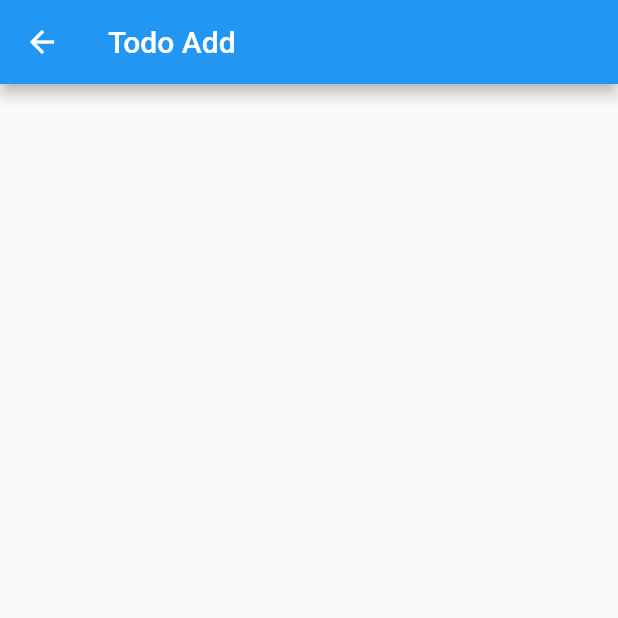
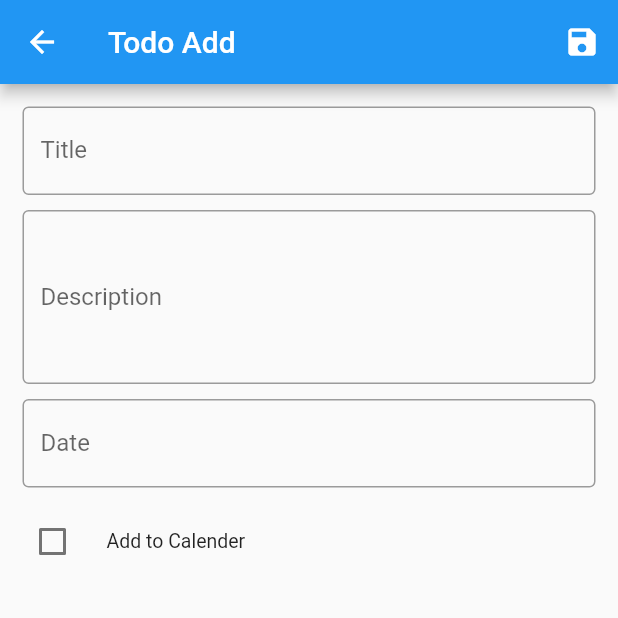
Before and after one commit to wausin/todo.vimigo, a Flutter app: the TodoAdd screen opened directly, on a phone screen of 412 x 824 dp, the top half of it. Run offline on Flutter 3.47's test engine with Material 2 defaults, Android fonts, the phone set to English and light mode, and no system bars; drawn by our look-alikes of flutter_form_builder; our stand-ins replace form_builder_validators, hive, hive_flutter; accounts and stored records are empty.

Commit message:
Add form on add todo list using flutter form builder package. submit form and pop back to main screen to se latest list

```diff
--- a/lib/src/view/todo/widget/todo_add.dart
+++ b/lib/src/view/todo/widget/todo_add.dart
@@ -1,17 +1,105 @@
 import 'package:flutter/material.dart';
+import 'package:flutter_form_builder/flutter_form_builder.dart';
+import 'package:form_builder_validators/form_builder_validators.dart';
+import 'package:todo_vimigo/src/controller/todo_controller.dart';
+import 'package:todo_vimigo/src/model/todo_model.dart';
 
-class TodoAdd extends StatelessWidget {
+class TodoAdd extends StatefulWidget {
   const TodoAdd({Key? key}) : super(key: key);
+
+  @override
+  State<TodoAdd> createState() => _TodoAddState();
+}
+
+class _TodoAddState extends State<TodoAdd> {
+  final _formKey = GlobalKey<FormBuilderState>();
 
   @override
   Widget build(BuildContext context) {
     return Scaffold(
       appBar: AppBar(
         title: const Text('Todo Add'),
+        actions: [
+          IconButton(
+            onPressed: () async {
+              _formKey.currentState?.save();
+              // print(_formKey.currentState?.value['title']);
+              var formData = _formKey.currentState?.value;
+              if (_formKey.currentState!.validate()) {
+                await TodoController()
+                    .addTodo(
+                      TodoModel(
+                          title: formData!['title'],
+                          description: formData['description'] ?? '',
+                          date: formData['date'] ?? ''),
+                    )
+                    .then(
+                      (value) => Navigator.pop(context),
+                    );
+              }
+            },
+            icon: Icon(Icons.save),
+          ),
+        ],
       ),
       body: SafeArea(
-        child: Container(),
+        child: Padding(
+          padding: const EdgeInsets.all(15.0),
+          child: FormBuilder(
+            autovalidateMode: AutovalidateMode.always,
+            key: _formKey,
+            child: Column(
+              children: [
+                FormBuilderTextField(
+                  name: 'title',
+                  decoration: InputDecoration(
+                    border: const OutlineInputBorder(),
+                    labelText: 'Title',
+                    // errorText: 'lol',
+                  ),
+                  validator: FormBuilderValidators.compose([
+                    FormBuilderValidators.required(context,
+                        errorText: 'required'),
+                    // FormBuilderValidators.maxLength(context, 3,
+                    //     errorText: 'not more than 3 letters'),
+                  ]),
+                  // autovalidateMode: AutovalidateMode.always,
+                  // maxLines: 4,
+                ),
+                _spacer10(),
+                FormBuilderTextField(
+                  name: 'description',
+                  decoration: InputDecoration(
+                    labelText: 'Description',
+                    border: const OutlineInputBorder(),
+                  ),
+                  maxLines: 4,
+                ),
+                _spacer10(),
+                FormBuilderDateTimePicker(
+                  name: 'datepicker',
+                  firstDate: DateTime.now(),
+                  lastDate: DateTime(2032),
+                  decoration: InputDecoration(
+                    labelText: 'Date',
+                    border: const OutlineInputBorder(),
+                  ),
+                ),
+                FormBuilderCheckbox(
+                  name: 'add to calender',
+                  title: Text('Add to Calender'),
+                ),
+              ],
+            ),
+          ),
+        ),
       ),
     );
   }
+
+  SizedBox _spacer10() {
+    return SizedBox(
+      height: 10,
+    );
+  }
 }
--- a/lib/src/view/todo/widget/todo_list.dart
+++ b/lib/src/view/todo/widget/todo_list.dart
@@ -34,7 +34,7 @@ class _TodoListState extends State<TodoList> {
 
   @override
   Widget build(BuildContext context) {
-    return Container(
+    return Padding(
       padding: const EdgeInsets.all(8),
       // https://api.flutter.dev/flutter/material/ReorderableListView-class.html
       child: ValueListenableBuilder<Box<TodoModel>>(
@@ -42,6 +42,12 @@ class _TodoListState extends State<TodoList> {
           builder: (context, todo, _) {
             final todoList = todo.values.toList().cast<TodoModel>();
             // print(todo.values);
+            return _buildReorderableList(todoList);
+          }),
+    );
+  }
+
+  ReorderableListView _buildReorderableList(List<TodoModel> todoList) {
     return ReorderableListView.builder(
       buildDefaultDragHandles: false,
       header: Card(
@@ -50,11 +56,11 @@ class _TodoListState extends State<TodoList> {
           title: Text('Add New Todos'),
           trailing: IconButton(
               onPressed: () {
-                        TodoController().addTodo(TodoModel(title: "Designer"));
-                        // Navigator.push(
-                        //   context,
-                        //   MaterialPageRoute(builder: (context) => TodoAdd()),
-                        // );
+                // TodoController().addTodo(TodoModel(title: "Designer"));
+                Navigator.push(
+                  context,
+                  MaterialPageRoute(builder: (context) => TodoAdd()),
+                );
               },
               icon: Icon(Icons.add_box_rounded)),
         ),
@@ -75,8 +81,7 @@ class _TodoListState extends State<TodoList> {
                 },
                 icon: Icon(Icons.edit_outlined)),
             trailing: IconButton(
-                        onPressed: () {},
-                        icon: Icon(Icons.delete_outline_outlined)),
+                onPressed: () {}, icon: Icon(Icons.delete_outline_outlined)),
           ),
         );
       },
@@ -92,7 +97,5 @@ class _TodoListState extends State<TodoList> {
         // print(jsonEncode({k, v}));
       },
     );
-          }),
-    );
   }
 }
--- a/pubspec.yaml
+++ b/pubspec.yaml
@@ -36,6 +36,8 @@ dependencies:
   cupertino_icons: ^1.0.2
   hive: ^2.0.5
   hive_flutter: ^1.1.0
+  flutter_form_builder: ^7.1.0
+  form_builder_validators: ^7.4.0
 
 dev_dependencies:
   flutter_test:
```
Also changed, not shown: pubspec.lock. Lines whose indentation alone changed are shown as unchanged.
